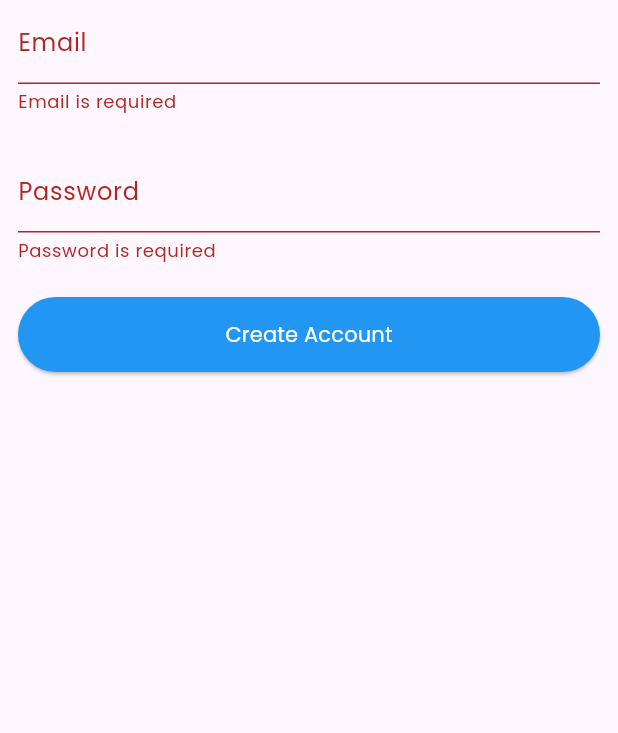
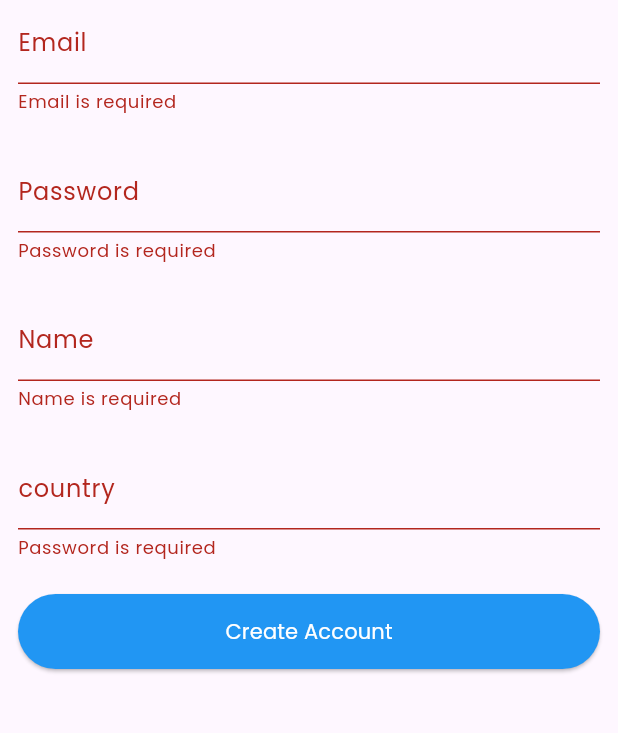
Before and after one commit to MossesAryo/flutter_global_chat_app, a Flutter app: the SignupScreen screen opened directly, after a tap on "Create Account", on a phone screen of 412 x 824 dp, the part 390-1123 px from its top. Run offline on Flutter 3.47's test engine with Material 3 defaults, Android fonts, the phone set to English and light mode, and no system bars; our stand-ins replace firebase_auth, firebase_core; accounts and stored records are empty.

Commit message:
`Added name and country fields to signup form and updated controller to accept new fields`

```diff
--- a/lib/controllers/signup_controller.dart
+++ b/lib/controllers/signup_controller.dart
@@ -6,7 +6,11 @@ class SignupController {
   static Future<void> createAccount(
       {required BuildContext context,
       required String email,
-      required String password}) async {
+      required String password,
+      required String name,
+      required String country,
+
+      }) async {
     try {
       await FirebaseAuth.instance
           .createUserWithEmailAndPassword(email: email, password: password);
--- a/lib/screens/signup_screen.dart
+++ b/lib/screens/signup_screen.dart
@@ -16,6 +16,8 @@ class _SignupScreenState extends State<SignupScreen> {
 
   TextEditingController email = TextEditingController();
   TextEditingController password = TextEditingController();
+  TextEditingController name = TextEditingController();
+  TextEditingController country = TextEditingController();
 
   @override
   Widget build(BuildContext context) {
@@ -23,7 +25,11 @@ class _SignupScreenState extends State<SignupScreen> {
       appBar: AppBar(
         title: Text(""),
       ),
-      body: Form(
+      body: Column(
+        children: [
+          Expanded(
+            child: SingleChildScrollView(
+              child: Form(
                 key: userForm,
                 child: Padding(
                   padding: const EdgeInsets.all(12.0),
@@ -59,6 +65,38 @@ class _SignupScreenState extends State<SignupScreen> {
                       SizedBox(
                         height: 23,
                       ),
+                      TextFormField(
+                        controller: name,
+                        autovalidateMode: AutovalidateMode.onUserInteraction,
+                        validator: (value) {
+                          if (value == null || value.isEmpty) {
+                            return "Name is required ";
+                          }
+                        },
+                        obscureText: true,
+                        enableSuggestions: true,
+                        autocorrect: false,
+                        decoration: InputDecoration(label: Text("Name")),
+                      ),
+                      SizedBox(
+                        height: 23,
+                      ),
+                      TextFormField(
+                        controller: country,
+                        autovalidateMode: AutovalidateMode.onUserInteraction,
+                        validator: (value) {
+                          if (value == null || value.isEmpty) {
+                            return "Password is required ";
+                          }
+                        },
+                        obscureText: true,
+                        enableSuggestions: true,
+                        autocorrect: false,
+                        decoration: InputDecoration(label: Text("country")),
+                      ),
+                      SizedBox(
+                        height: 23,
+                      ),
                       Row(
                         children: [
                           Expanded(
@@ -72,7 +110,9 @@ class _SignupScreenState extends State<SignupScreen> {
                                     SignupController.createAccount(
                                         context: context,
                                         email: email.text,
-                                password: password.text);
+                                        password: password.text,
+                                        name: name.text,
+                                        country: country.text);
                                   }
                                 },
                                 child: Text("Create Account")),
@@ -83,6 +123,10 @@ class _SignupScreenState extends State<SignupScreen> {
                   ),
                 ),
               ),
+            ),
+          ),
+        ],
+      ),
     );
   }
 }
```
Lines whose indentation alone changed are shown as unchanged.
